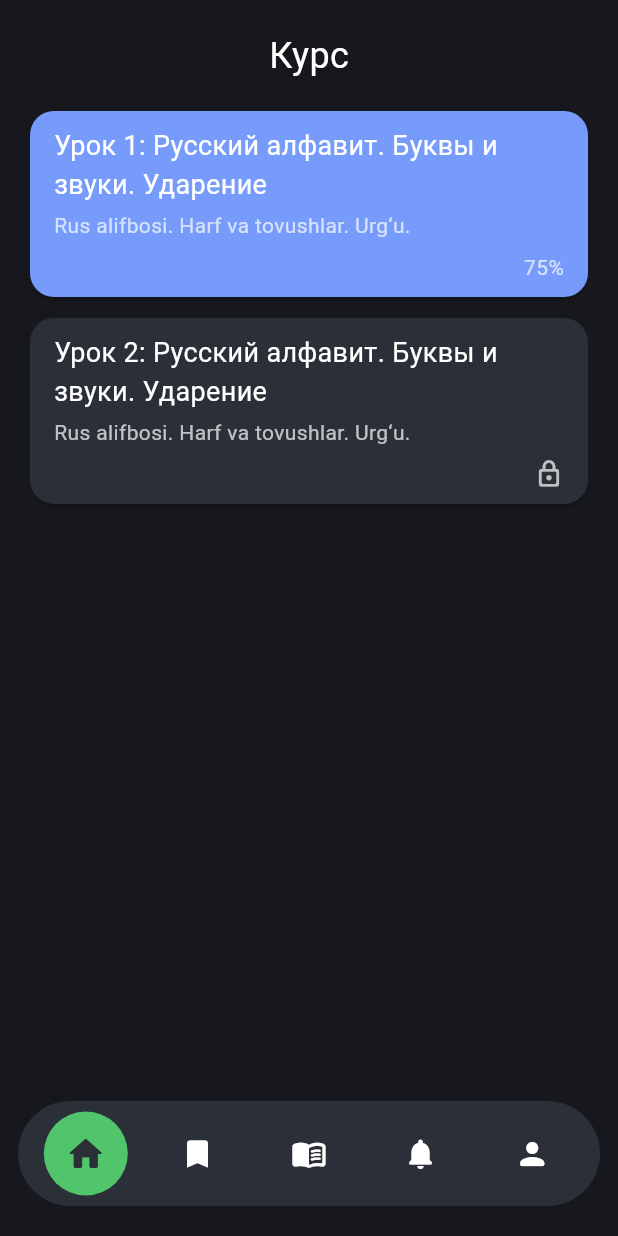
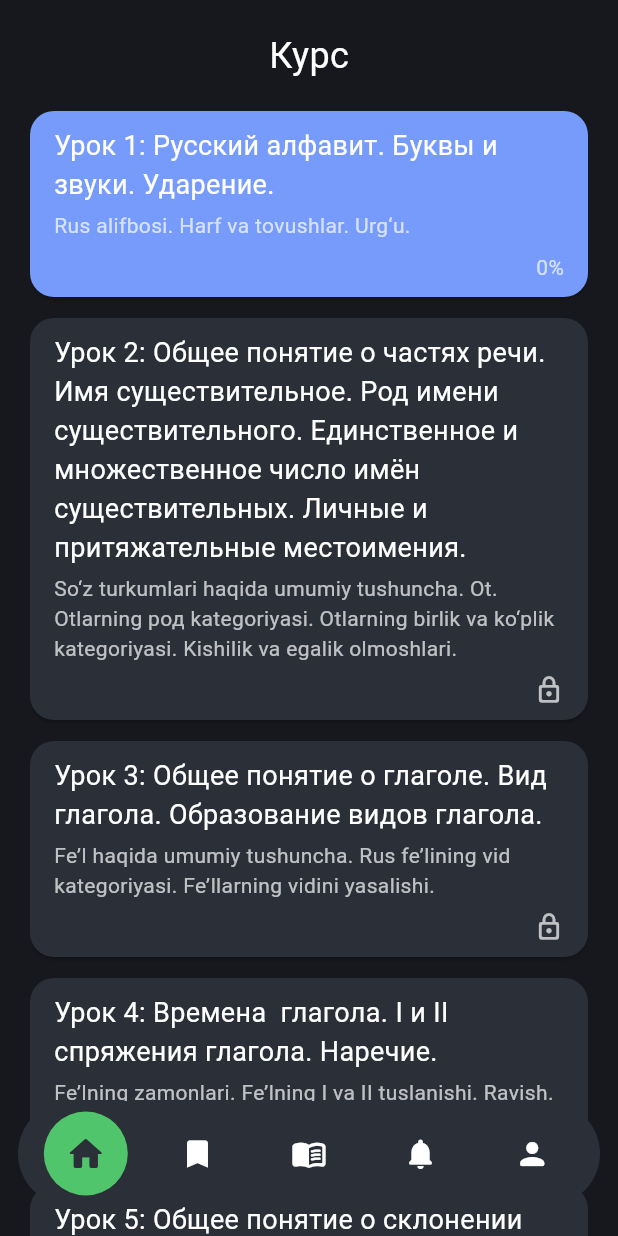
Before and after one commit to BEK23/Sputnik, a Flutter app: the screen it shows after launch, swiped to page 3, on a phone screen of 412 x 824 dp. Run offline on Flutter 3.47's test engine with Material 3 defaults, Android fonts, the phone set to English and light mode, and no system bars; our stand-ins replace flutter_widget_from_html, get.

Commit message:
load courses list from json

```diff
--- a/lib/constants/colors.dart
+++ b/lib/constants/colors.dart
@@ -1,4 +1,3 @@
-
 import 'package:flutter/material.dart';
 
 class MColors {
--- /dev/null
+++ b/lib/utils/course.dart
@@ -0,0 +1,43 @@
+// To parse this JSON data, do
+//
+//     final course = courseFromJson(jsonString);
+
+import 'dart:convert';
+
+List<Course> courseFromJson(String str) =>
+    List<Course>.from(json.decode(str).map((x) => Course.fromJson(x)));
+
+String courseToJson(List<Course> data) =>
+    json.encode(List<dynamic>.from(data.map((x) => x.toJson())));
+
+class Course {
+  String titleRu;
+  String titleUz;
+  int? progress;
+  String backgroud;
+  bool? closed;
+
+  Course({
+    required this.titleRu,
+    required this.titleUz,
+    this.progress,
+    required this.backgroud,
+    this.closed = true,
+  });
+
+  factory Course.fromJson(Map<String, dynamic> json) => Course(
+        titleRu: json["titleRu"],
+        titleUz: json["titleUz"],
+        progress: json["progress"],
+        backgroud: json["backgroud"],
+        closed: json["closed"],
+      );
+
+  Map<String, dynamic> toJson() => {
+        "titleRu": titleRu,
+        "titleUz": titleUz,
+        "progress": progress,
+        "backgroud": backgroud,
+        "closed": closed,
+      };
+}
--- /dev/null
+++ b/lib/utils/load_json_from_assets.dart
@@ -0,0 +1,5 @@
+import 'package:flutter/services.dart' show rootBundle;
+
+Future<String> loadStringFromAssets(String filePath) async {
+  return await rootBundle.loadString(filePath);
+}
--- a/lib/views/home/courses/courses_page.dart
+++ b/lib/views/home/courses/courses_page.dart
@@ -3,17 +3,6 @@ import 'package:get/get.dart';
 import 'package:sputnik/constants/colors.dart';
 import 'package:sputnik/controllers/home/controller.dart';
 import 'package:sputnik/routes/routes.dart';
-
-class Course {
-  String name;
-  String nameUz;
-  int progress;
-  Color backgorund;
-  bool closed;
-
-  Course(this.name, this.nameUz, this.progress, this.backgorund,
-      [this.closed = true]);
-}
 
 class CoursesPage extends GetView<HomeLayoutController> {
   const CoursesPage({super.key});
@@ -27,7 +16,8 @@ class CoursesPage extends GetView<HomeLayoutController> {
             delegate: SliverChildListDelegate([
           _buildHeader(),
           const SizedBox(height: 20),
-          _buildCoursesList()
+          _buildCoursesList(),
+          const SizedBox(height: 100),
         ]))
       ],
     );
@@ -43,21 +33,7 @@ class CoursesPage extends GetView<HomeLayoutController> {
   }
 
   _buildCoursesList() {
-    final List<Course> courses = [
-      Course(
-        "Русский алфавит. Буквы и звуки. Ударение",
-        "Rus alifbosi. Harf va tovushlar. Urg‘u.",
-        75,
-        HexColor("#769bfa"),
-        false,
-      ),
-      Course(
-        "Русский алфавит. Буквы и звуки. Ударение",
-        "Rus alifbosi. Harf va tovushlar. Urg‘u.",
-        0,
-        MColors.foreground,
-      )
-    ];
+    final courses = controller.courses;
 
     return Column(
       children: List.generate(
@@ -66,12 +42,12 @@ class CoursesPage extends GetView<HomeLayoutController> {
           width: double.infinity,
           child: GestureDetector(
             onTap: () {
-              if (!courses[index].closed) {
+              if (courses[index].closed == false) {
                 Get.toNamed(Routes.lesson);
               }
             },
             child: Card(
-              color: courses[index].backgorund,
+              color: HexColor(courses[index].backgroud),
               shape: RoundedRectangleBorder(
                   borderRadius: BorderRadius.circular(16)),
               margin: const EdgeInsets.only(bottom: 14),
@@ -82,19 +58,19 @@ class CoursesPage extends GetView<HomeLayoutController> {
                   crossAxisAlignment: CrossAxisAlignment.start,
                   children: [
                     Text(
-                      "Урок ${index + 1}: ${courses[index].name}",
+                      "Урок ${index + 1}: ${courses[index].titleRu}",
                       style: const TextStyle(color: Colors.white, fontSize: 18),
                     ),
                     const SizedBox(height: 4),
                     Text(
-                      courses[index].nameUz,
+                      courses[index].titleUz,
                       style: const TextStyle(color: Colors.white70),
                     ),
                     const SizedBox(height: 8),
                     Row(
                       mainAxisAlignment: MainAxisAlignment.end,
                       children: [
-                        courses[index].closed
+                        courses[index].closed != false
                             ? const Icon(
                                 Icons.lock_outline_rounded,
                                 size: 20,
--- /dev/null
+++ b/resources/lessons.json
@@ -0,0 +1,41 @@
+[
+  {
+    "titleRu": "Русский алфавит. Буквы и звуки. Ударение.",
+    "titleUz": "Rus alifbosi. Harf va tovushlar. Urg‘u.",
+    "progress": 0,
+    "backgroud": "#769bfa",
+    "closed": false
+  },
+  {
+    "titleRu":
+        "Общее понятие о частях речи. Имя существительное. Род имени существительного. Единственное и множественное число имён существительных. Личные и притяжательные местоимения.",
+    "titleUz":
+        "So‘z turkumlari haqida umumiy tushuncha. Ot. Otlarning род kategoriyasi. Otlarning birlik va ko‘plik kategoriyasi. Kishilik va egalik olmoshlari.",
+    "backgroud": "#2b2f37"
+  },
+  {
+    "titleRu":
+        "Общее понятие о глаголе. Вид  глагола. Образование видов глагола.",
+    "titleUz":
+        "Fe’l haqida umumiy tushuncha. Rus fe’lining vid kategoriyasi. Fe’llarning vidini yasalishi.",
+    "backgroud": "#2b2f37"
+  },
+  {
+    "titleRu": "Времена  глагола. I и II спряжения глагола. Наречие.",
+    "titleUz": "Fe’lning zamonlari. Fe’lning I va II tuslanishi. Ravish.",
+    "backgroud": "#2b2f37"
+  },
+  {
+    "titleRu":
+        "Общее понятие о склонении имён существительных. Предложный падеж имён существительных, местоимений, имён прилагательных, имён числительных.",
+    "titleUz":
+        "Ot tuslanishi haqida umumiy tushuncha. Ot, olmosh, sifat va sonlar предложный падежda.",
+    "backgroud": "#2b2f37"
+  },
+  {
+    "titleRu":
+        "Винительный падеж имён существительных, местоимений, имён прилагательных, имён числительных",
+    "titleUz": "Ot, olmosh, sifat va son винительный kelishikda.",
+    "backgroud": "#2b2f37"
+  }
+]
```
Also changed, not shown: lib/controllers/home/controller.dart (+7 -1 lines).
